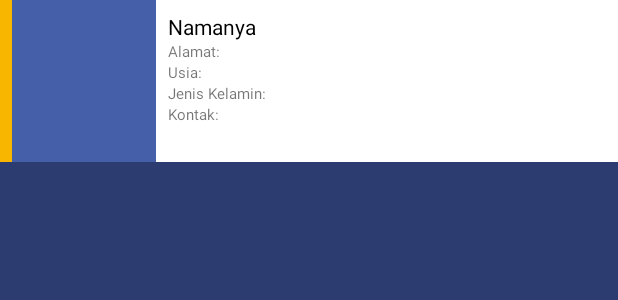
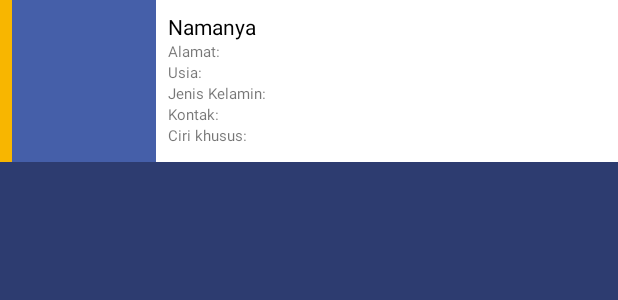
Before and after one commit to iWannabd/EMochi, an Android app: the layout olang_item.xml on its own in the app's theme, with its tools: preview values and no code run, on a phone screen of 412 x 824 dp. Shown: the top 300 px of the screen. Run offline under Robolectric (Android 15) with nearby library versions, the phone set to English and light mode, and no system bars; network calls fail.

Commit message:
alhamdulillah tinggal angkot sama sp2hp :D

```diff
--- a/app/src/main/java/com/skybox/isasetiawan/emochi/ActivityDPO.java
+++ b/app/src/main/java/com/skybox/isasetiawan/emochi/ActivityDPO.java
@@ -91,9 +91,10 @@ public class ActivityDPO extends AppCompatActivity {
         public void onBindViewHolder(ViewHolder holder, int position) {
             DPO.Datum selected = data.get(position);
             holder.nama.setText(selected.nama);
-            holder.address.append(selected.kasus);
+            holder.address.setText("Kasus:"+selected.kasus);
             holder.usia.append(selected.usia);
             holder.sex.append(selected.sex);
+            holder.ciri.append(selected.ciri);
             holder.cp.setText("Call Center: "+selected.call);
             Kutil.setImageFromUrl(ActivityDPO.this,holder.gambar,Kutil.storageurl+selected.img);
 
@@ -118,6 +119,8 @@ public class ActivityDPO extends AppCompatActivity {
             TextView address;
             @BindView(R.id.gambar)
             ImageView gambar;
+            @BindView(R.id.ciri)
+            TextView ciri;
 
             public ViewHolder(View itemView) {
                 super(itemView);
--- a/app/src/main/java/com/skybox/isasetiawan/emochi/ActivityOrangHilang.java
+++ b/app/src/main/java/com/skybox/isasetiawan/emochi/ActivityOrangHilang.java
@@ -107,6 +107,7 @@ public class ActivityOrangHilang extends AppCompatActivity {
             holder.cp.append(selected.kontak);
             holder.usia.append(selected.usia);
             holder.sex.append(selected.sex);
+            holder.ciri.append(selected.ciri);
 
             //setting photo
             Kutil.setImageFromUrl(ActivityOrangHilang.this,holder.gambar,Kutil.storageurl+selected.img);
@@ -130,6 +131,9 @@ public class ActivityOrangHilang extends AppCompatActivity {
             TextView address;
             @BindView(R.id.gambar)
             ImageView gambar;
+            @BindView(R.id.ciri)
+            TextView ciri;
+
 
             public ViewHolder(View itemView) {
                 super(itemView);
--- a/app/src/main/java/com/skybox/isasetiawan/emochi/BeritaActivity.java
+++ b/app/src/main/java/com/skybox/isasetiawan/emochi/BeritaActivity.java
@@ -231,6 +231,10 @@ public class BeritaActivity extends AppCompatActivity {
             public void onResponse(Call call, Response response) throws IOException {
                 try {
                     parsingXML(response.body().string());
+                    if (data.size()<=0) {
+                        Toast.makeText(BeritaActivity.this,"Maaf, server bermasalah",Toast.LENGTH_LONG).show();
+                        finish();
+                    } else {
                         data.remove(0);
                         data.remove(0);
                         data.remove(0);
@@ -253,6 +257,7 @@ public class BeritaActivity extends AppCompatActivity {
 //                    waktuh.setText(df.format(feed.getItems().get(0).getPublicationDate()));
                             }
                         });
+                    }
                 } catch (XmlPullParserException e) {
                     e.printStackTrace();
                 }
--- a/app/src/main/java/com/skybox/isasetiawan/emochi/ContacUs.java
+++ b/app/src/main/java/com/skybox/isasetiawan/emochi/ContacUs.java
@@ -71,7 +71,7 @@ public class ContacUs extends AppCompatActivity {
         polresArrayList.add(new Polres("POLSEK SUKABUMI","Jalan Selabintana Km. 5.5 Sukabumi, Kab. Sukabumi 43111","0266223298",-6.886444,106.942985));
         polresArrayList.add(new Polres("POLSEK SUKARAJA","Jalan Raya Sukaraja No.176 Sukaraja, Kab. Sukabumi 43192","0266221745",-6.917732,106.963996));
         polresArrayList.add(new Polres("POLSEK SUKALARANG","Jalan Raya Sukalarang Km. 13 Sukalarang, Kab. Sukabumi 43191","0266261349",-6.876735,107.021434));
-        polresArrayList.add(new Polres("POLSEK CIREUNGHAS","Jalan   Raya   Cireunghas   Km. 11.5 Cireunghas, Kab. Sukabumi 43193","0266243376",-6.945308,107.008078));
+        polresArrayList.add(new Polres("POLSEK CIREUNGHAS","Jalan Raya Cireunghas Km.11.5 Cireunghas, Kab. Sukabumi 43193","0266243376",-6.945308,107.008078));
         polresArrayList.add(new Polres("POLSEK KEBONPEDES","Jalan  Sasagaran  No. 9  Kebonpedes, Kab. Sukabumi 43191","0266245983",-6.956302,106.962073));
         polresArrayList.add(new Polres("POLSEK GUNUNG GURUH","Jalan  Padjadjaran  Blok Kutamaneh Cikujang Gunung Guruh 43156","02666254856",-6.938560,106.905712));
         polresArrayList.add(new Polres("POLSEK KADUDAMPIT","Jalan Raya Situgunung Km. 8 Kadudampit, Kab. Sukabumi 43153","0266214643",-6.846843,106.925019));
--- a/app/src/main/java/com/skybox/isasetiawan/emochi/Models/DPO.java
+++ b/app/src/main/java/com/skybox/isasetiawan/emochi/Models/DPO.java
@@ -47,6 +47,9 @@ public class DPO {
         @SerializedName("validate")
         @Expose
         public String validate;
+        @SerializedName("ciri")
+        @Expose
+        public String ciri;
 
     }
 
--- a/app/src/main/java/com/skybox/isasetiawan/emochi/Models/Olang.java
+++ b/app/src/main/java/com/skybox/isasetiawan/emochi/Models/Olang.java
@@ -47,6 +47,9 @@ public class Olang {
         @SerializedName("validate")
         @Expose
         public String validate;
+        @SerializedName("ciri")
+        @Expose
+        public String ciri;
 
     }
 }
--- a/app/src/main/java/com/skybox/isasetiawan/emochi/PemerintahanActivity.java
+++ b/app/src/main/java/com/skybox/isasetiawan/emochi/PemerintahanActivity.java
@@ -76,7 +76,7 @@ public class PemerintahanActivity extends AppCompatActivity {
                 -6.918065,106.931627));
 
         data.add(new Goverment("Kodim 0607 Sukabumi",
-                " ",
+                "JL. R.A. Kosasih, No. 12, Cisarua, Kec. Sukabumi, Kota Sukabumi, Jawa Barat 43192",
                 "0266 4203294",
                 "http://kodim0607-kotasukabumi.com/",
                 -6.919318,106.954733));
--- a/app/src/main/res/layout/gov_item.xml
+++ b/app/src/main/res/layout/gov_item.xml
@@ -54,8 +54,6 @@
         app:layout_constraintTop_toBottomOf="@+id/almat_polres"
         android:textAppearance="@style/TextAppearance.AppCompat"
         android:textSize="10sp"
-        app:layout_constraintBottom_toBottomOf="parent"
-        android:layout_marginBottom="8dp"
         app:layout_constraintRight_toLeftOf="@+id/guideline2" />
 
     <ImageView
@@ -90,7 +88,7 @@
 
     <android.support.constraint.Guideline
         android:layout_width="wrap_content"
-        android:layout_height="57dp"
+        android:layout_height="49dp"
         android:id="@+id/guideline2"
         android:orientation="vertical"
         tools:layout_editor_absoluteY="0dp"
--- a/app/src/main/res/layout/olang_item.xml
+++ b/app/src/main/res/layout/olang_item.xml
@@ -7,6 +7,22 @@
     android:layout_width="match_parent"
     android:layout_marginBottom="8dp"
     android:layout_height="108dp">
+
+    <TextView
+        android:text="Ciri khusus:"
+        android:layout_width="0dp"
+        android:layout_height="wrap_content"
+        android:id="@+id/ciri"
+        android:textColor="?android:attr/textColorTertiaryInverse"
+        android:textSize="10sp"
+        android:layout_marginStart="8dp"
+        app:layout_constraintLeft_toRightOf="@+id/imageView20"
+        android:layout_marginLeft="8dp"
+        android:layout_marginEnd="16dp"
+        app:layout_constraintRight_toRightOf="parent"
+        android:layout_marginRight="16dp"
+        app:layout_constraintHorizontal_bias="0.33"
+        app:layout_constraintTop_toBottomOf="@+id/person_cp" />
 
     <ImageView
         android:layout_height="108dp"
@@ -66,7 +82,8 @@
         app:layout_constraintTop_toBottomOf="@+id/person_sex"
         android:layout_marginEnd="16dp"
         app:layout_constraintRight_toRightOf="parent"
-        android:layout_marginRight="16dp" />
+        android:layout_marginRight="16dp"
+        app:layout_constraintHorizontal_bias="0.41" />
 
     <TextView
         android:text="Jenis Kelamin: "
@@ -76,9 +93,9 @@
         android:textColor="?android:attr/textColorTertiaryInverse"
         android:textSize="10sp"
         app:layout_constraintTop_toBottomOf="@+id/person_age"
-        android:layout_marginStart="8dp"
-        app:layout_constraintLeft_toRightOf="@+id/imageView20"
-        android:layout_marginLeft="8dp" />
+        android:layout_marginStart="16dp"
+        app:layout_constraintLeft_toRightOf="@+id/gambar"
+        android:layout_marginLeft="16dp" />
 
     <TextView
         android:text="Usia: "
@@ -87,9 +104,9 @@
         android:id="@+id/person_age"
         android:textColor="?android:attr/textColorTertiaryInverse"
         android:textSize="10sp"
-        android:layout_marginStart="8dp"
-        app:layout_constraintLeft_toRightOf="@+id/imageView20"
-        android:layout_marginLeft="8dp"
+        android:layout_marginStart="16dp"
+        app:layout_constraintLeft_toRightOf="@+id/gambar"
+        android:layout_marginLeft="16dp"
         app:layout_constraintTop_toBottomOf="@+id/person_address" />
 
     <TextView
```
Also changed, not shown: app/src/main/AndroidManifest.xml (+15 -14 lines). Lines whose indentation alone changed are shown as unchanged.
